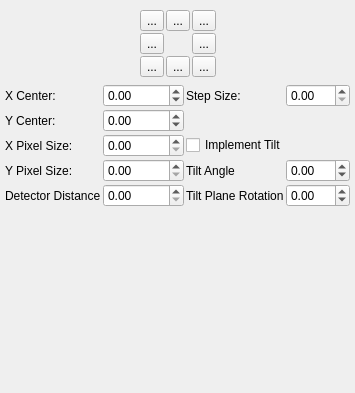
This is source/qxrdcenterfinderdialog.ui in guyjennings/qxrd as Qt 5 draws it before an edit. The edited form follows.
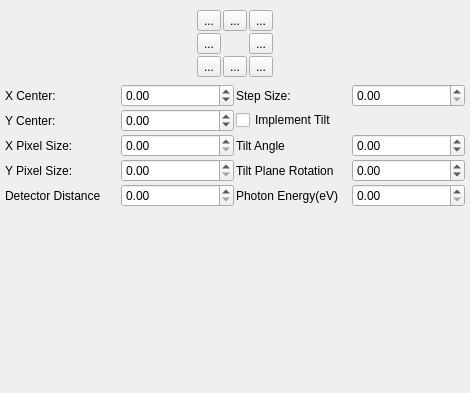
This is the edited form. Icons and pictures are not drawn. Custom widgets are drawn as their Qt base class.

```diff
--- a/source/qxrdcenterfinderdialog.ui
+++ b/source/qxrdcenterfinderdialog.ui
@@ -6,7 +6,7 @@
    <rect>
     <x>0</x>
     <y>0</y>
-    <width>330</width>
+    <width>470</width>
     <height>393</height>
    </rect>
   </property>
@@ -296,30 +296,6 @@
         </property>
        </widget>
       </item>
-      <item row="8" column="3">
-       <widget class="QDoubleSpinBox" name="m_TiltPlaneRotation">
-        <property name="toolTip">
-         <string>Rotation of tilt plane (deg) 0=horizontal
-script property centering.tiltPlaneRotation</string>
-        </property>
-        <property name="keyboardTracking">
-         <bool>false</bool>
-        </property>
-        <property name="minimum">
-         <double>-90.000000000000000</double>
-        </property>
-        <property name="maximum">
-         <double>360.000000000000000</double>
-        </property>
-       </widget>
-      </item>
-      <item row="8" column="2">
-       <widget class="QLabel" name="label_19">
-        <property name="text">
-         <string>Tilt Plane Rotation</string>
-        </property>
-       </widget>
-      </item>
       <item row="3" column="0">
        <widget class="QLabel" name="label_15">
         <property name="text">
@@ -362,44 +338,6 @@
         </property>
        </widget>
       </item>
-      <item row="6" column="2">
-       <widget class="QLabel" name="label_18">
-        <property name="text">
-         <string>Tilt Angle</string>
-        </property>
-       </widget>
-      </item>
-      <item row="6" column="3">
-       <widget class="QDoubleSpinBox" name="m_DetectorTilt">
-        <property name="toolTip">
-         <string>Tilt angle of detector plane (deg)
-script property centering.detectorTiltTilt</string>
-        </property>
-        <property name="keyboardTracking">
-         <bool>false</bool>
-        </property>
-        <property name="minimum">
-         <double>-90.000000000000000</double>
-        </property>
-        <property name="maximum">
-         <double>90.000000000000000</double>
-        </property>
-        <property name="singleStep">
-         <double>0.100000000000000</double>
-        </property>
-       </widget>
-      </item>
-      <item row="5" column="2" colspan="2">
-       <widget class="QCheckBox" name="m_ImplementTilt">
-        <property name="toolTip">
-         <string>Enable Advanced Tilt Geometry?
-script property centering.implementTilt</string>
-        </property>
-        <property name="text">
-         <string>Implement Tilt</string>
-        </property>
-       </widget>
-      </item>
       <item row="5" column="0">
        <widget class="QLabel" name="label_20">
         <property name="text">
@@ -463,6 +401,92 @@
         </property>
        </widget>
       </item>
+      <item row="3" column="2" colspan="2">
+       <widget class="QCheckBox" name="m_ImplementTilt">
+        <property name="toolTip">
+         <string>Enable Advanced Tilt Geometry?
+script property centering.implementTilt</string>
+        </property>
+        <property name="text">
+         <string>Implement Tilt</string>
+        </property>
+       </widget>
+      </item>
+      <item row="5" column="2">
+       <widget class="QLabel" name="label_18">
+        <property name="text">
+         <string>Tilt Angle</string>
+        </property>
+       </widget>
+      </item>
+      <item row="5" column="3">
+       <widget class="QDoubleSpinBox" name="m_DetectorTilt">
+        <property name="toolTip">
+         <string>Tilt angle of detector plane (deg)
+script property centering.detectorTiltTilt</string>
+        </property>
+        <property name="keyboardTracking">
+         <bool>false</bool>
+        </property>
+        <property name="minimum">
+         <double>-90.000000000000000</double>
+        </property>
+        <property name="maximum">
+         <double>90.000000000000000</double>
+        </property>
+        <property name="singleStep">
+         <double>0.100000000000000</double>
+        </property>
+       </widget>
+      </item>
+      <item row="6" column="2">
+       <widget class="QLabel" name="label_19">
+        <property name="text">
+         <string>Tilt Plane Rotation</string>
+        </property>
+       </widget>
+      </item>
+      <item row="6" column="3">
+       <widget class="QDoubleSpinBox" name="m_TiltPlaneRotation">
+        <property name="toolTip">
+         <string>Rotation of tilt plane (deg) 0=horizontal
+script property centering.tiltPlaneRotation</string>
+        </property>
+        <property name="keyboardTracking">
+         <bool>false</bool>
+        </property>
+        <property name="minimum">
+         <double>-90.000000000000000</double>
+        </property>
+        <property name="maximum">
+         <double>360.000000000000000</double>
+        </property>
+       </widget>
+      </item>
+      <item row="8" column="2">
+       <widget class="QLabel" name="label_22">
+        <property name="text">
+         <string>Photon Energy(eV)</string>
+        </property>
+       </widget>
+      </item>
+      <item row="8" column="3">
+       <widget class="QDoubleSpinBox" name="m_Energy">
+        <property name="toolTip">
+         <string>Photon Energy (eV)
+script property centering.energy</string>
+        </property>
+        <property name="keyboardTracking">
+         <bool>false</bool>
+        </property>
+        <property name="maximum">
+         <double>1000000.000000000000000</double>
+        </property>
+        <property name="singleStep">
+         <double>100.000000000000000</double>
+        </property>
+       </widget>
+      </item>
      </layout>
     </item>
    </layout>
```
